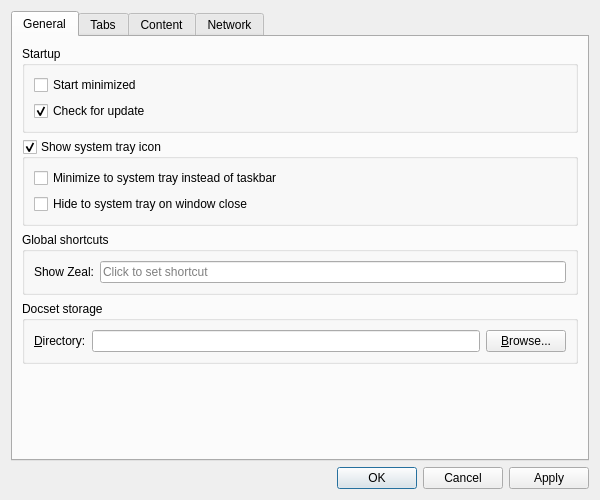
zealdocs/zeal, file src/libs/ui/settingsdialog.ui: the form before one commit.
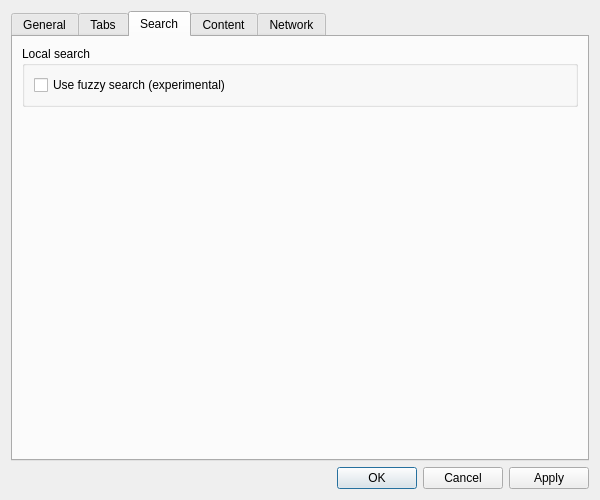
The form after the commit. The open tabs and pages were chosen to show the change. Custom widgets are drawn as their Qt base class.

Commit message: core,registry,ui: Make fuzzy search optional

```diff
--- a/src/libs/ui/settingsdialog.ui
+++ b/src/libs/ui/settingsdialog.ui
@@ -186,6 +186,42 @@
        </item>
       </layout>
      </widget>
+     <widget class="QWidget" name="searchTab">
+      <attribute name="title">
+       <string>Search</string>
+      </attribute>
+      <layout class="QVBoxLayout" name="verticalLayout_4">
+       <item>
+        <widget class="QGroupBox" name="groupBox_5">
+         <property name="title">
+          <string>Local search</string>
+         </property>
+         <layout class="QVBoxLayout" name="verticalLayout_11">
+          <item>
+           <widget class="QCheckBox" name="fuzzySearchCheckBox">
+            <property name="text">
+             <string>Use fuzzy search (experimental)</string>
+            </property>
+           </widget>
+          </item>
+         </layout>
+        </widget>
+       </item>
+       <item>
+        <spacer name="verticalSpacer_4">
+         <property name="orientation">
+          <enum>Qt::Vertical</enum>
+         </property>
+         <property name="sizeHint" stdset="0">
+          <size>
+           <width>20</width>
+           <height>40</height>
+          </size>
+         </property>
+        </spacer>
+       </item>
+      </layout>
+     </widget>
      <widget class="QWidget" name="contentTab">
       <attribute name="title">
        <string>Content</string>
```
The commit also changes 8 other files.
